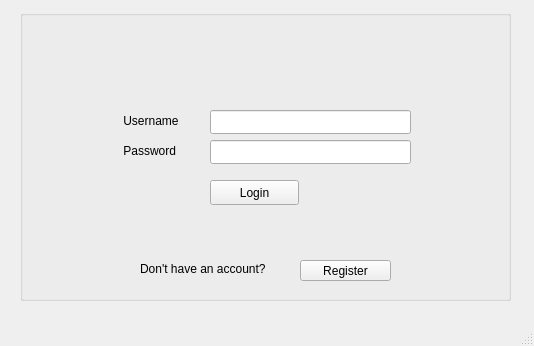
Old version of the form kOrganizify/src/mainwindow.ui in the repository jelisavetagavrilovic/kOrganizify.
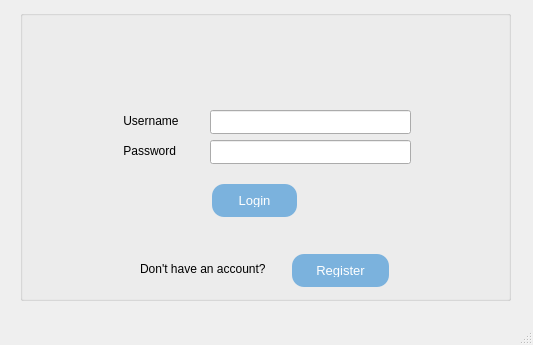
New version of the form. Icons and pictures are not drawn.

Commit message: Changed button's appearance

Diff of the .ui file:
```diff
--- a/kOrganizify/src/mainwindow.ui
+++ b/kOrganizify/src/mainwindow.ui
@@ -6,8 +6,8 @@
    <rect>
     <x>0</x>
     <y>0</y>
-    <width>534</width>
-    <height>346</height>
+    <width>533</width>
+    <height>345</height>
    </rect>
   </property>
   <property name="windowTitle">
@@ -84,9 +84,28 @@
        <x>190</x>
        <y>170</y>
        <width>89</width>
-       <height>25</height>
+       <height>41</height>
       </rect>
      </property>
+     <property name="styleSheet">
+      <string notr="true">QPushButton {
+    background-color: #7BB2DD;
+    border: none;
+    color: white;
+    padding: 10px 24px;
+    text-align: center;
+    text-decoration: none;
+    display: inline-block;
+    font-size: 13px;
+    margin: 4px 2px;
+    cursor: pointer;
+    border-radius: 12px;
+}
+
+QPushButton:hover {
+    background-color: #83BEEB;
+}</string>
+     </property>
      <property name="text">
       <string>Login</string>
      </property>
@@ -107,12 +126,31 @@
     <widget class="QPushButton" name="btnRegister">
      <property name="geometry">
       <rect>
-       <x>280</x>
-       <y>250</y>
-       <width>91</width>
-       <height>21</height>
+       <x>270</x>
+       <y>240</y>
+       <width>101</width>
+       <height>41</height>
       </rect>
      </property>
+     <property name="styleSheet">
+      <string notr="true">QPushButton {
+    background-color: #7BB2DD;
+    border: none;
+    color: white;
+    padding: 10px 24px;
+    text-align: center;
+    text-decoration: none;
+    display: inline-block;
+    font-size: 13px;
+    margin: 4px 2px;
+    cursor: pointer;
+    border-radius: 12px;
+}
+
+QPushButton:hover {
+    background-color: #83BEEB;
+}</string>
+     </property>
      <property name="text">
       <string>Register</string>
      </property>
```
Left out of the diff: 29 changed lines with no effect on the pictures.
